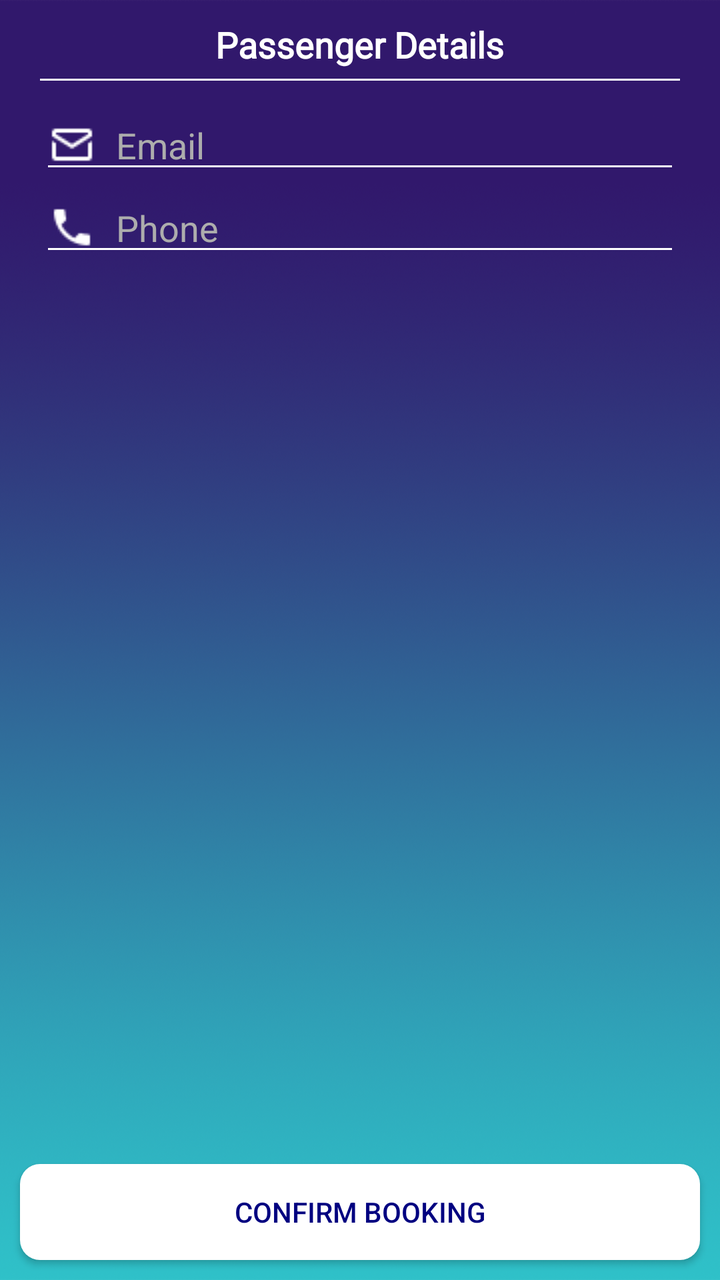
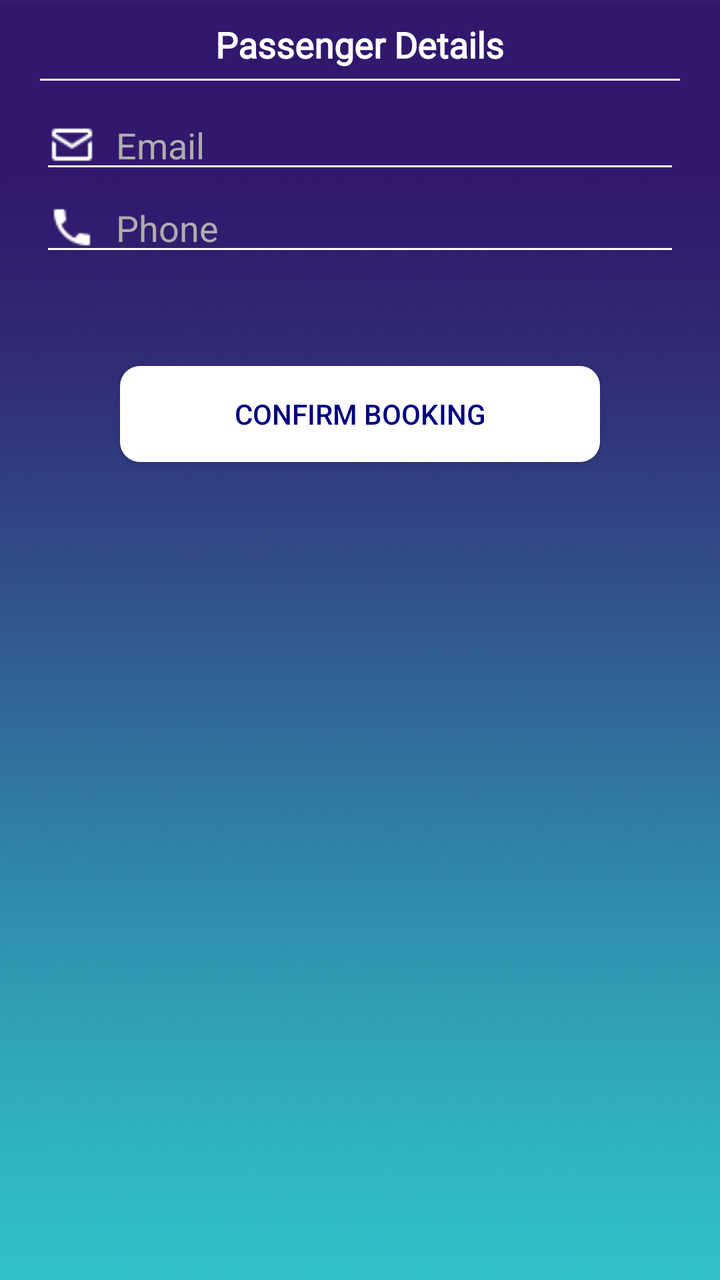

Compare the two renders of this Android layout. The source of the first and the diff that turns it into the second are given below.
<!-- AndroidManifest.xml: application theme AppTheme.NoActionBar -->
<!-- res/layout/activity_passenger_info.xml -->
<?xml version="1.0" encoding="utf-8"?>
<LinearLayout xmlns:android="http://schemas.android.com/apk/res/android"
    xmlns:app="http://schemas.android.com/apk/res-auto"
    xmlns:tools="http://schemas.android.com/tools"
    android:layout_width="match_parent"
    android:layout_height="match_parent"
    android:orientation="vertical"
    android:weightSum="1"
    android:background="@drawable/background_img"
    tools:context="com.gsrtc.mobileweb.ui.activities.advance_booking.PassengerInfoActivity">

    <ScrollView
        android:layout_weight="1"
        android:layout_width="match_parent"
        android:paddingLeft="20dp"
        android:paddingRight="20dp"
        android:paddingTop="5dp"
        android:paddingBottom="10dp"
        android:layout_height="match_parent">
        <LinearLayout
            android:layout_width="match_parent"
            android:layout_height="wrap_content"
            android:orientation="vertical">
            <TextView
                android:id="@+id/passinfo_title"
                android:layout_width="wrap_content"
                android:layout_height="wrap_content"
                android:text="Passenger Details"
                android:textColor="@color/white"
                android:fontFamily="@font/gotham"
                android:textSize="18dp"
                android:padding="5dp"
                android:layout_gravity="center"
                android:textStyle="bold"/>
            <View
                android:layout_width="match_parent"
                android:layout_height="1dp"
                android:layout_marginBottom="10dp"
                android:background="@color/white"/>

            <LinearLayout
                android:orientation="vertical"
                android:layout_width="match_parent"
                android:layout_height="wrap_content"
                android:background="@color/bpTransparent">

                <EditText
                    android:id="@+id/passenger_name_one"
                    android:hint="Passenger Name"
                    android:textColor="@color/white"
                    android:textColorHint="@color/hint"
                    android:inputType="textEmailAddress"
                    android:theme="@style/EditTextStyle"
                    android:drawableStart="@drawable/profile"
                    android:drawablePadding="10dp"
                    android:layout_marginBottom="5dp"
                    android:visibility="gone"
                    android:layout_width="match_parent"
                    android:layout_height="wrap_content" />


                <LinearLayout
                    android:layout_width="match_parent"
                    android:layout_height="wrap_content"
                    android:orientation="horizontal"
                    android:weightSum="2">
                    <Spinner
                        android:id="@+id/gender_one"
                        android:hint="Gender"
                        android:layout_marginBottom="0dp"
                        android:layout_weight="1"
                        android:layout_marginRight="0dp"
                        android:theme="@style/AppTheme.spinnerDropDownItemStyle"
                        android:layout_width="match_parent"
                        android:visibility="gone"
                        android:textAlignment="center"
                        android:entries="@array/gender_array"
                        android:layout_height="wrap_content"
                        tools:ignore="RtlCompat" />
                    <Spinner
                        android:id="@+id/gender_lady_one"
                        android:hint="Gender"
                        android:layout_marginBottom="0dp"
                        android:layout_weight="1"
                        android:layout_marginRight="0dp"
                        android:layout_width="match_parent"
                        android:visibility="gone"
                        android:textAlignment="center"
                        android:theme="@style/AppTheme.spinnerDropDownItemStyle"
                        android:entries="@array/lady_gender_array"
                        android:layout_height="wrap_content"
                        tools:ignore="RtlCompat" />

                    <EditText
                        android:id="@+id/age_one"
                        android:hint="Age"
                        android:layout_marginBottom="0dp"
                        android:textColor="@color/white"
                        android:textColorHint="@color/hint"
                        android:theme="@style/EditTextStyle"
                        android:layout_weight="1"
                        android:inputType="numberSigned"
                        android:visibility="gone"
                        android:maxLength="3"
                        android:layout_width="match_parent"
                        android:layout_height="wrap_content" />
                </LinearLayout>
            </LinearLayout>


            <LinearLayout
                android:orientation="vertical"
                android:layout_width="match_parent"
                android:layout_height="wrap_content"
                android:background="@color/bpTransparent">

                <EditText
                    android:id="@+id/passenger_name_two"
                    android:hint="Passenger Name"
                    android:inputType="textEmailAddress"
                    android:textColor="@color/white"
                    android:textColorHint="@color/hint"
                    android:drawableStart="@drawable/profile"
                    android:drawablePadding="10dp"
                    android:theme="@style/EditTextStyle"
                    android:layout_marginBottom="5dp"
                    android:visibility="gone"
                    android:layout_width="match_parent"
                    android:layout_height="wrap_content" />

                <LinearLayout
                    android:layout_width="match_parent"
                    android:layout_height="wrap_content"
                    android:orientation="horizontal"
                    android:weightSum="2">
                    <Spinner
                        android:id="@+id/gender_two"
                        android:hint="Gender"
                        android:layout_marginBottom="0dp"
                        android:layout_weight="1"
                        android:layout_marginRight="0dp"
                        android:layout_width="match_parent"
                        android:theme="@style/AppTheme.spinnerDropDownItemStyle"
                        android:visibility="gone"
                        android:textAlignment="center"
                        android:entries="@array/gender_array"
                        android:layout_height="wrap_content"
                        tools:ignore="RtlCompat" />
                    <EditText
                        android:id="@+id/age_two"
                        android:hint="Age"
                        android:layout_marginBottom="0dp"
                        android:textColor="@color/white"
                        android:textColorHint="@color/hint"
                        android:theme="@style/EditTextStyle"
                        android:layout_weight="1"
                        android:inputType="numberSigned"
                        android:visibility="gone"
                        android:maxLength="3"
                        android:layout_width="match_parent"
                        android:layout_height="wrap_content" />
                </LinearLayout>
            </LinearLayout>

            <LinearLayout
                android:orientation="vertical"
                android:layout_width="match_parent"
                android:layout_height="wrap_content"
                android:background="@color/bpTransparent">

                <EditText
                    android:id="@+id/passenger_name_three"
                    android:hint="Passenger Name"
                    android:inputType="textEmailAddress"
                    android:textColor="@color/white"
                    android:textColorHint="@color/hint"
                    android:drawableStart="@drawable/profile"
                    android:drawablePadding="10dp"
                    android:theme="@style/EditTextStyle"
                    android:layout_marginBottom="5dp"
                    android:visibility="gone"
                    android:layout_width="match_parent"
                    android:layout_height="wrap_content" />


                <LinearLayout
                    android:layout_width="match_parent"
                    android:layout_height="wrap_content"
                    android:orientation="horizontal"
                    android:weightSum="2">
                    <Spinner
                        android:id="@+id/gender_three"
                        android:hint="Gender"
                        android:layout_marginBottom="0dp"
                        android:layout_weight="1"
                        android:layout_marginRight="0dp"
                        android:layout_width="match_parent"
                        android:visibility="gone"
                        android:theme="@style/AppTheme.spinnerDropDownItemStyle"
                        android:textAlignment="center"
                        android:entries="@array/gender_array"
                        android:layout_height="wrap_content"
                        tools:ignore="RtlCompat" />
                    <EditText
                        android:id="@+id/age_three"
                        android:hint="Age"
                        android:textColor="@color/white"
                        android:textColorHint="@color/hint"
                        android:theme="@style/EditTextStyle"                        android:layout_marginBottom="0dp"
                        android:layout_weight="1"
                        android:inputType="numberSigned"
                        android:visibility="gone"
                        android:maxLength="3"
                        android:layout_width="match_parent"
                        android:layout_height="wrap_content" />
                </LinearLayout>
            </LinearLayout>

            <LinearLayout
                android:orientation="vertical"
                android:layout_width="match_parent"
                android:layout_height="wrap_content"
                android:background="@color/bpTransparent">

                <EditText
                    android:id="@+id/passenger_name_four"
                    android:hint="Passenger Name"
                    android:inputType="textEmailAddress"
                    android:drawableStart="@drawable/profile"
                    android:drawablePadding="10dp"
                    android:textColor="@color/white"
                    android:textColorHint="@color/hint"
                    android:theme="@style/EditTextStyle"
                    android:visibility="gone"
                    android:layout_marginBottom="5dp"
                    android:layout_width="match_parent"
                    android:layout_height="wrap_content" />


                <LinearLayout
                    android:layout_width="match_parent"
                    android:layout_height="wrap_content"
                    android:orientation="horizontal"
                    android:weightSum="2">
                    <Spinner
                        android:id="@+id/gender_four"
                        android:hint="Gender"
                        android:layout_marginBottom="0dp"
                        android:layout_weight="1"
                        android:layout_marginRight="0dp"
                        android:layout_width="match_parent"
                        android:theme="@style/AppTheme.spinnerDropDownItemStyle"
                        android:visibility="gone"
                        android:textAlignment="center"
                        android:entries="@array/gender_array"
                        android:layout_height="wrap_content"
                        tools:ignore="RtlCompat" />
                    <EditText
                        android:id="@+id/age_four"
                        android:hint="Age"
                        android:layout_marginBottom="0dp"
                        android:layout_weight="1"
                        android:textColor="@color/white"
                        android:textColorHint="@color/hint"
                        android:theme="@style/EditTextStyle"
                        android:inputType="numberSigned"
                        android:visibility="gone"
                        android:maxLength="3"
                        android:layout_width="match_parent"
                        android:layout_height="wrap_content" />
                </LinearLayout>
            </LinearLayout>

            <LinearLayout
                android:orientation="vertical"
                android:layout_width="match_parent"
                android:layout_height="wrap_content"
                android:background="@color/bpTransparent">

                <EditText
                    android:id="@+id/passenger_name_five"
                    android:hint="Passenger Name"
                    android:inputType="textEmailAddress"
                    android:textColor="@color/white"
                    android:textColorHint="@color/hint"
                    android:drawableStart="@drawable/profile"
                    android:drawablePadding="10dp"
                    android:theme="@style/EditTextStyle"
                    android:layout_marginBottom="5dp"
                    android:visibility="gone"
                    android:layout_width="match_parent"
                    android:layout_height="wrap_content" />


                <LinearLayout
                    android:layout_width="match_parent"
                    android:layout_height="wrap_content"
                    android:orientation="horizontal"
                    android:weightSum="2">
                    <Spinner
                        android:id="@+id/gender_five"
                        android:hint="Gender"
                        android:layout_marginBottom="0dp"
                        android:layout_weight="1"
                        android:layout_marginRight="0dp"
                        android:layout_width="match_parent"
                        android:visibility="gone"
                        android:textAlignment="center"
                        android:theme="@style/AppTheme.spinnerDropDownItemStyle"
                        android:entries="@array/gender_array"
                        android:layout_height="wrap_content"
                        tools:ignore="RtlCompat" />
                    <EditText
                        android:id="@+id/age_five"
                        android:hint="Age"
                        android:layout_marginBottom="0dp"
                        android:textColor="@color/white"
                        android:textColorHint="@color/hint"
                        android:theme="@style/EditTextStyle"
                        android:layout_weight="1"
                        android:inputType="numberSigned"
                        android:visibility="gone"
                        android:maxLength="3"
                        android:layout_width="match_parent"
                        android:layout_height="wrap_content" />
                </LinearLayout>
            </LinearLayout>

            <LinearLayout
                android:orientation="vertical"
                android:layout_width="match_parent"
                android:layout_height="wrap_content"
                android:background="@color/bpTransparent">

                <EditText
                    android:id="@+id/passenger_name_six"
                    android:hint="Passenger Name"
                    android:inputType="textEmailAddress"
                    android:layout_marginBottom="5dp"
                    android:drawableStart="@drawable/profile"
                    android:drawablePadding="10dp"
                    android:textColor="@color/white"
                    android:textColorHint="@color/hint"
                    android:theme="@style/EditTextStyle"
                    android:visibility="gone"
                    android:layout_width="match_parent"
                    android:layout_height="wrap_content" />


                <LinearLayout
                    android:layout_width="match_parent"
                    android:layout_height="wrap_content"
                    android:orientation="horizontal"
                    android:weightSum="2">
                    <Spinner
                        android:id="@+id/gender_six"
                        android:hint="Gender"
                        android:layout_marginBottom="0dp"
                        android:layout_weight="1"
                        android:layout_marginRight="0dp"
                        android:layout_width="match_parent"
                        android:visibility="gone"
                        android:textAlignment="center"
                        android:theme="@style/AppTheme.spinnerDropDownItemStyle"
                        android:entries="@array/gender_array"
                        android:layout_height="wrap_content"
                        tools:ignore="RtlCompat" />
                    <EditText
                        android:id="@+id/age_six"
                        android:hint="Age"
                        android:layout_marginBottom="0dp"
                        android:layout_weight="1"
                        android:inputType="numberSigned"
                        android:visibility="gone"
                        android:textColor="@color/white"
                        android:textColorHint="@color/hint"
                        android:theme="@style/EditTextStyle"
                        android:maxLength="3"
                        android:layout_width="match_parent"
                        android:layout_height="wrap_content" />
                </LinearLayout>
            </LinearLayout>

            <EditText
                android:id="@+id/email"
                android:hint="Email"
                android:textColor="@color/white"
                android:textColorHint="@color/hint"
                android:theme="@style/EditTextStyle"
                android:drawableStart="@drawable/mail"
                android:drawablePadding="10dp"
                android:layout_width="match_parent"
                android:inputType="textEmailAddress"
                android:layout_height="wrap_content" />

            <EditText
                android:id="@+id/phone"
                android:hint="Phone"
                android:layout_marginBottom="10dp"
                android:inputType="number"
                android:drawablePadding="10dp"
                android:drawableStart="@drawable/cell"
                android:maxLength="10"
                android:textColor="@color/white"
                android:textColorHint="@color/hint"
                android:theme="@style/EditTextStyle"
                android:layout_width="match_parent"
                android:layout_height="wrap_content" />

        </LinearLayout>
    </ScrollView>
    <Button
        android:id="@+id/confirm_btn"
        android:text="CONFIRM BOOKING"
        android:background="@drawable/btn_shape"
        android:textColor="@color/naviy"
        android:layout_width="match_parent"
        android:layout_height="wrap_content"
        android:layout_margin="10dp"/>
</LinearLayout>
<!-- resources referenced by this layout -->
<resources>
  <string-array name="gender_array">
          <item>Male</item>
          <item>Female</item>
      </string-array>
  <string-array name="lady_gender_array">
          <item>Female</item>
      </string-array>
  <color name="hint"> #adadad</color>
  <color name="naviy">#000080</color>
  <color name="white">#FFFFFF</color>
  <!-- drawable background_img: png bitmap (drawable-sw720dp, 391260 bytes) -->
  <!-- drawable btn_shape (drawable) -->
  <?xml version="1.0" encoding="utf-8"?>
  <selector xmlns:android="http://schemas.android.com/apk/res/android">
      <item>
          <shape android:shape="rectangle">
              <solid android:color="@color/white" />
              <corners android:radius="10dp"/>
          </shape>
      </item>
  </selector>
  <!-- drawable cell: png bitmap (drawable, 333 bytes) -->
  <!-- drawable mail: png bitmap (drawable, 335 bytes) -->
  <!-- drawable profile: png bitmap (drawable, 274 bytes) -->
  <style name="AppTheme.spinnerDropDownItemStyle" parent="@android:style/Widget.Material.DropDownItem.Spinner">
      <item name="android:textColor">@color/white</item>
      <item name="android:backgroundTint">@color/black</item>
      </style>
  <style name="EditTextStyle">
          <item name="colorAccent">@color/white</item>
          <item name="colorControlNormal">@color/white</item>
          <item name="colorControlActivated">@color/white</item>
      </style>
  <style name="AppTheme.NoActionBar" parent="Theme.AppCompat.Light.NoActionBar">
          
          <item name="android:windowActionBar">false</item>
  
  
  
          
          <item name="android:windowLightStatusBar">true</item> 
      </style>
  <color name="black">#000000</color>
</resources>

<!-- the commit's change to res/layout/activity_passenger_info.xml (unified diff, before → after) -->
@@ -407,14 +407,19 @@
                 android:layout_width="match_parent"
                 android:layout_height="wrap_content" />
 
+
+            <Button
+                android:id="@+id/confirm_btn"
+                android:text="CONFIRM BOOKING"
+                android:background="@drawable/btn_shape"
+                android:textColor="@color/naviy"
+                android:layout_width="match_parent"
+                android:layout_height="wrap_content"
+                android:layout_margin="40dp"/>
+
         </LinearLayout>
+
+
     </ScrollView>
-    <Button
-        android:id="@+id/confirm_btn"
-        android:text="CONFIRM BOOKING"
-        android:background="@drawable/btn_shape"
-        android:textColor="@color/naviy"
-        android:layout_width="match_parent"
-        android:layout_height="wrap_content"
-        android:layout_margin="10dp"/>
+
 </LinearLayout>
